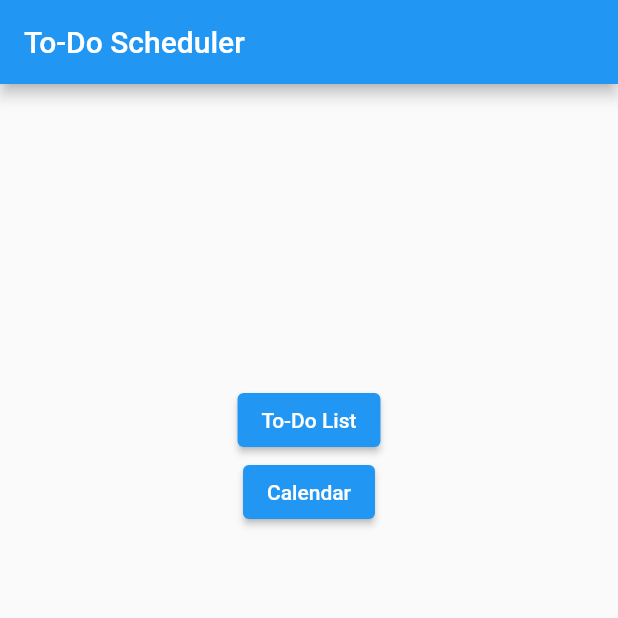
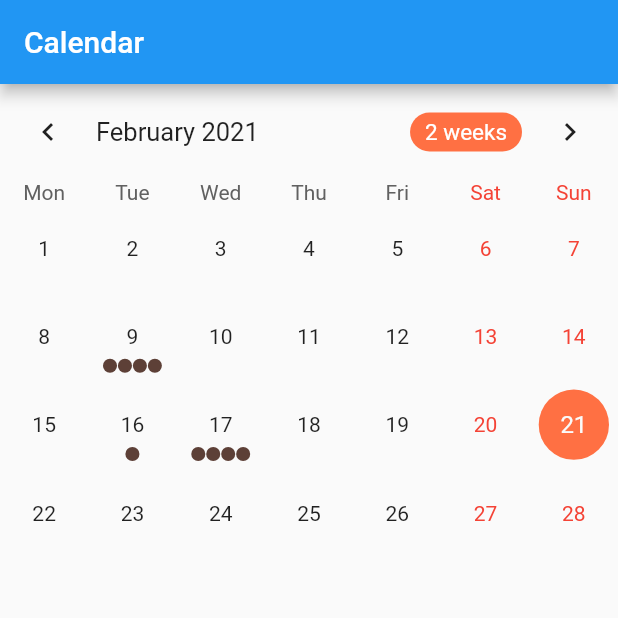
Before and after one commit to ubclaunchpad/todo-scheduler, a Flutter app: the screen it shows after launch, after a tap on "Calendar", on a phone screen of 412 x 824 dp, the top half of it. Run offline on Flutter 3.47's test engine with Material 2 defaults, Android fonts, the phone set to English and light mode, and no system bars; drawn by our look-alikes of table_calendar.

Commit message:
implemented calendar with hardcoded events

```diff
--- a/lib/main.dart
+++ b/lib/main.dart
@@ -1,13 +1,23 @@
 import 'package:flutter/material.dart';
+import 'package:todo_scheduler/screens/calendar.dart';
 
-void main() => runApp(MyApp());
+void main() => runApp(TodoCalApp());
 
-class MyApp extends StatelessWidget {
+class TodoCalApp extends StatelessWidget {
   @override
   Widget build(BuildContext context) {
     return MaterialApp(
       title: 'To-Do Scheduler',
-      home: Scaffold(
+      home: HomeScreen(),
+    );
+  }
+}
+
+class HomeScreen extends StatelessWidget {
+  @override
+  Widget build(BuildContext context) {
+    return Center(
+      child: Scaffold(
         appBar: AppBar(
           title: Text('To-Do Scheduler'),
         ),
@@ -25,6 +35,10 @@ class MyApp extends StatelessWidget {
               child: Text("Calendar"),
               onPressed: () {
                 // TODO: implement navigation from Home Page to Calendar page using this button
+                Navigator.push(
+                  context,
+                  MaterialPageRoute(builder: (context) => CalendarScreen()),
+                );
               },
             ),
           ],
--- a/lib/screens/calendar.dart
+++ b/lib/screens/calendar.dart
@@ -0,0 +1,233 @@
+import 'package:flutter/cupertino.dart';
+import 'package:flutter/material.dart';
+import 'package:table_calendar/table_calendar.dart';
+import 'package:intl/date_symbol_data_local.dart';
+
+class CalendarScreen extends StatelessWidget {
+  @override
+  Widget build(BuildContext context) {
+    return MaterialApp(
+      // TODO: personalize title with user's name
+      title: 'Calendar',
+      theme: ThemeData(primarySwatch: Colors.blue),
+      home: Calendar(title: 'Calendar'),
+    );
+  }
+}
+
+class Calendar extends StatefulWidget {
+  Calendar({Key key, this.title}) : super(key: key);
+
+  final String title;
+
+  @override
+  _CalendarState createState() => _CalendarState();
+}
+
+class _CalendarState extends State<Calendar> with TickerProviderStateMixin {
+  // load Map at start of run, upon add -> add to disk + memory, same for rem
+  Map<DateTime, List> _events;
+  List _selectedEvents;
+  AnimationController _animationController;
+  CalendarController _calendarController;
+
+  void initState() {
+    super.initState();
+    final _selectedDay = DateTime.now();
+
+    // _events = load from database
+    _events = {
+      _selectedDay.subtract(Duration(days: 12)): [
+        'CPSC 310: 13:00 - 13:50',
+        'CPSC 320: 14:00 - 14:50',
+        'CPSC 322: 15:00 - 15:50',
+        'Bike Practice: 18:00 - 19:25',
+      ],
+      _selectedDay.subtract(Duration(days: 5)): [
+        'Launch Pad Meeting: 18:30 - 19:00'
+      ],
+      _selectedDay.subtract(Duration(days: 4)): [
+        'CPSC 310: 13:00 - 13:50',
+        'CPSC 320: 14:00 - 14:50',
+        'CPSC 322: 15:00 - 15:50',
+        'Bike Practice: 18:00 - 19:25',
+      ],
+    };
+
+    _selectedEvents = _events[_selectedDay] ?? [];
+    _calendarController = CalendarController();
+    _animationController = AnimationController(
+      vsync: this,
+      duration: const Duration(milliseconds: 400), //?
+    );
+
+    _animationController.forward();
+  }
+
+  // https://github.com/aleksanderwozniak/table_calendar/blob/master/example/lib/main.dart
+  @override
+  dispose() {
+    _animationController.dispose();
+    _calendarController.dispose();
+    super.dispose();
+  }
+
+  void _onDaySelected(DateTime day, List events, List holidays) {
+    print('CALLBACK: _onDaySelected');
+    setState(() {
+      _selectedEvents = events;
+    });
+  }
+
+  void _onVisibleDaysChanged(
+      DateTime first, DateTime last, CalendarFormat format) {
+    print('CALLBACK: _onVisibleDaysChanged');
+  }
+
+  void _onCalendarCreated(
+      DateTime first, DateTime last, CalendarFormat format) {
+    print('CALLBACK: _onCalendarCreated');
+  }
+
+  @override
+  Widget build(BuildContext context) {
+    return Scaffold(
+      appBar: AppBar(
+        title: Text(widget.title),
+      ),
+      body: Column(
+        mainAxisSize: MainAxisSize.max,
+        children: <Widget>[
+          // Switch out 2 lines below to play with TableCalendar's settings
+          //-----------------------
+          _buildTableCalendar(),
+          const SizedBox(height: 8.0),
+          // _buildButtons(),
+          // const SizedBox(height: 8.0),
+          Expanded(child: _buildEventList()),
+        ],
+      ),
+    );
+  }
+
+  Widget _buildTableCalendar() {
+    return TableCalendar(
+      calendarController: _calendarController,
+      events: _events,
+      startingDayOfWeek: StartingDayOfWeek.monday,
+      calendarStyle: CalendarStyle(
+        selectedColor: Colors.deepOrange[400],
+        todayColor: Colors.deepOrange[200],
+        markersColor: Colors.brown[700],
+        outsideDaysVisible: false,
+      ),
+      headerStyle: HeaderStyle(
+        formatButtonTextStyle:
+            TextStyle().copyWith(color: Colors.white, fontSize: 15.0),
+        formatButtonDecoration: BoxDecoration(
+          color: Colors.deepOrange[400],
+          borderRadius: BorderRadius.circular(16.0),
+        ),
+      ),
+      onDaySelected: _onDaySelected,
+      onVisibleDaysChanged: _onVisibleDaysChanged,
+      onCalendarCreated: _onCalendarCreated,
+    );
+  }
+
+  /*
+  Widget _buildEventsMarker(DateTime date, List events) {
+    return AnimatedContainer(
+      duration: const Duration(milliseconds: 300),
+      decoration: BoxDecoration(
+        shape: BoxShape.rectangle,
+        color: _calendarController.isSelected(date)
+            ? Colors.brown[500]
+            : _calendarController.isToday(date)
+                ? Colors.brown[300]
+                : Colors.blue[400],
+      ),
+      width: 16.0,
+      height: 16.0,
+      child: Center(
+        child: Text(
+          '${events.length}',
+          style: TextStyle().copyWith(
+            color: Colors.white,
+            fontSize: 12.0,
+          ),
+        ),
+      ),
+    );
+  }*/
+  /*
+  Widget _buildButtons() {
+    final dateTime = _events.keys.elementAt(_events.length - 2);
+
+    return Column(
+      children: <Widget>[
+        Row(
+          mainAxisSize: MainAxisSize.max,
+          mainAxisAlignment: MainAxisAlignment.spaceEvenly,
+          children: <Widget>[
+            RaisedButton(
+              child: Text('Month'),
+              onPressed: () {
+                setState(() {
+                  _calendarController.setCalendarFormat(CalendarFormat.month);
+                });
+              },
+            ),
+            RaisedButton(
+              child: Text('2 weeks'),
+              onPressed: () {
+                setState(() {
+                  _calendarController
+                      .setCalendarFormat(CalendarFormat.twoWeeks);
+                });
+              },
+            ),
+            RaisedButton(
+              child: Text('Week'),
+              onPressed: () {
+                setState(() {
+                  _calendarController.setCalendarFormat(CalendarFormat.week);
+                });
+              },
+            ),
+          ],
+        ),
+        const SizedBox(height: 8.0),
+        RaisedButton(
+          child: Text(
+              'Set day ${dateTime.day}-${dateTime.month}-${dateTime.year}'),
+          onPressed: () {
+            _calendarController.setSelectedDay(
+              DateTime(dateTime.year, dateTime.month, dateTime.day),
+              runCallback: true,
+            );
+          },
+        ),
+      ],
+    );
+  }*/
+
+  Widget _buildEventList() {
+    return ListView(
+      children: _selectedEvents
+          .map((event) => Container(
+                decoration: BoxDecoration(
+                  border: Border.all(width: 0.8),
+                  borderRadius: BorderRadius.circular(12.0),
+                ),
+                margin:
+                    const EdgeInsets.symmetric(horizontal: 8.0, vertical: 4.0),
+                child: ListTile(
+                  title: Text(event.toString()),
+                  onTap: () => print('$event tapped!'),
+                ),
+              ))
+          .toList(),
+    );
+  }
+}
--- a/pubspec.yaml
+++ b/pubspec.yaml
@@ -21,6 +21,7 @@ environment:
   sdk: ">=2.7.0 <3.0.0"
 
 dependencies:
+  table_calendar: ^2.3.3
   flutter:
     sdk: flutter
 
```
Also changed, not shown: 2 other files.
